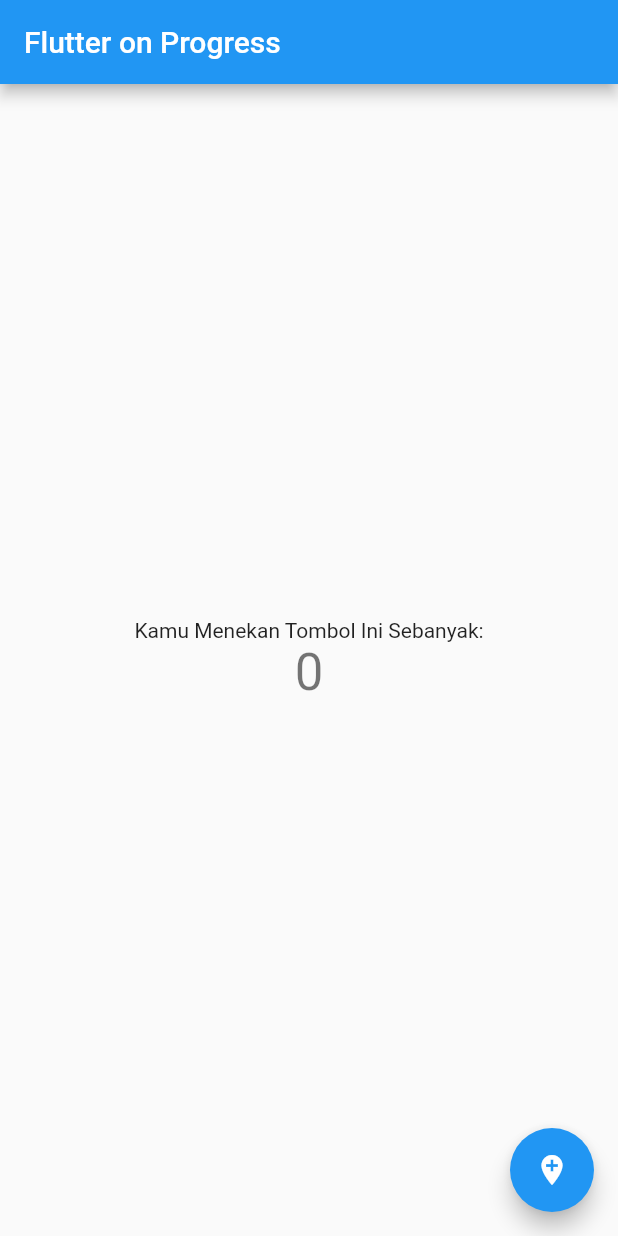
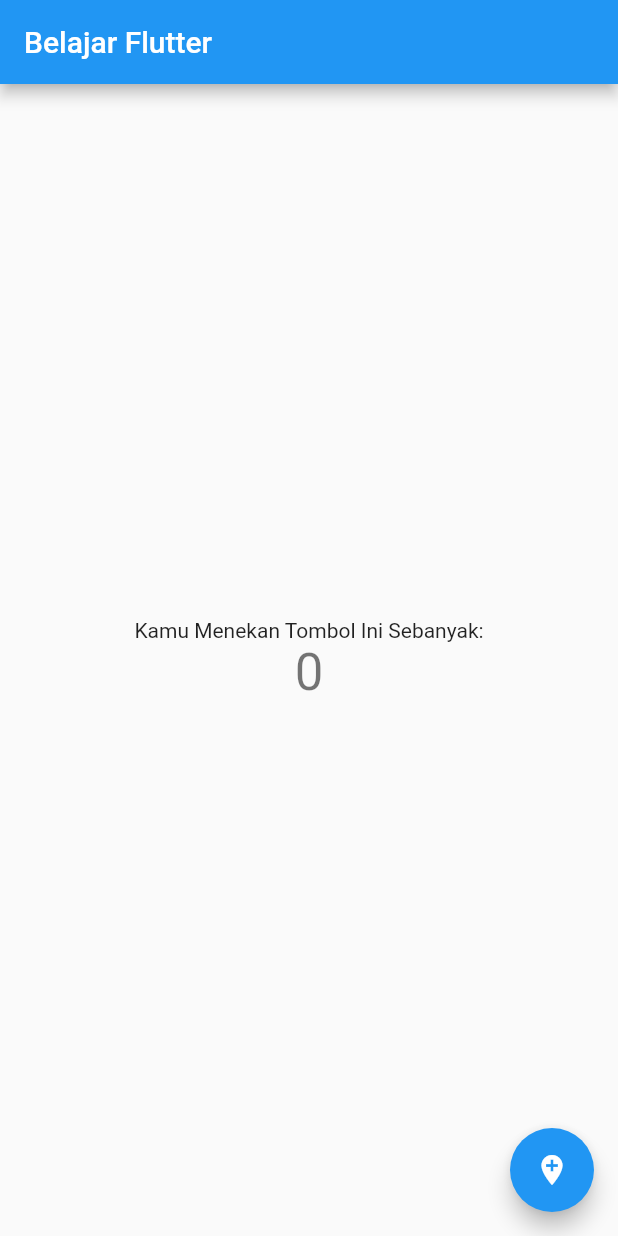
Before and after one commit to HabibAlmaula/testGitandFlutter, a Flutter app: the screen it shows after launch, on a phone screen of 412 x 824 dp. Run offline on Flutter 3.47's test engine with Material 2 defaults, Android fonts, the phone set to English and light mode, and no system bars.

Commit message:
merubah judul appbar

```diff
--- a/lib/main.dart
+++ b/lib/main.dart
@@ -11,7 +11,7 @@ class MyApp extends StatelessWidget {
       theme: ThemeData(
         primarySwatch: Colors.blue,
       ),
-      home: MyHomePage(title: 'Flutter on Progress'),
+      home: MyHomePage(title: 'Belajar Flutter'),
     );
   }
 }
```
